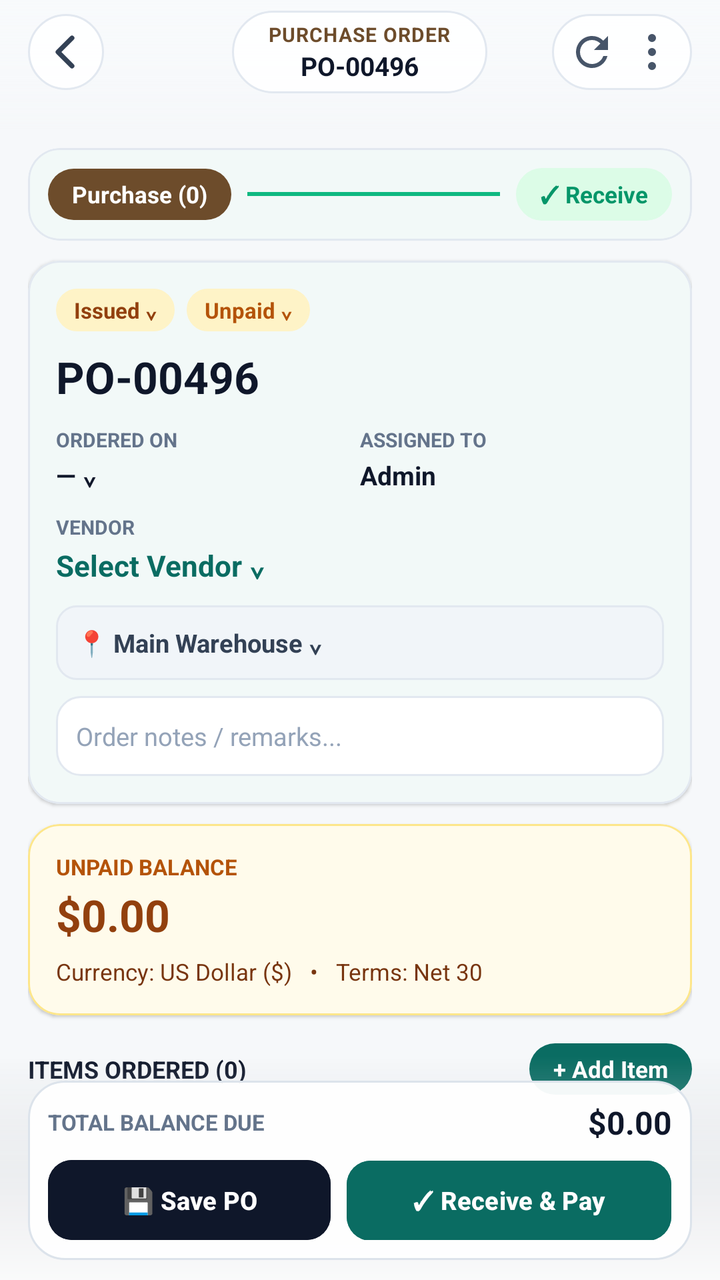
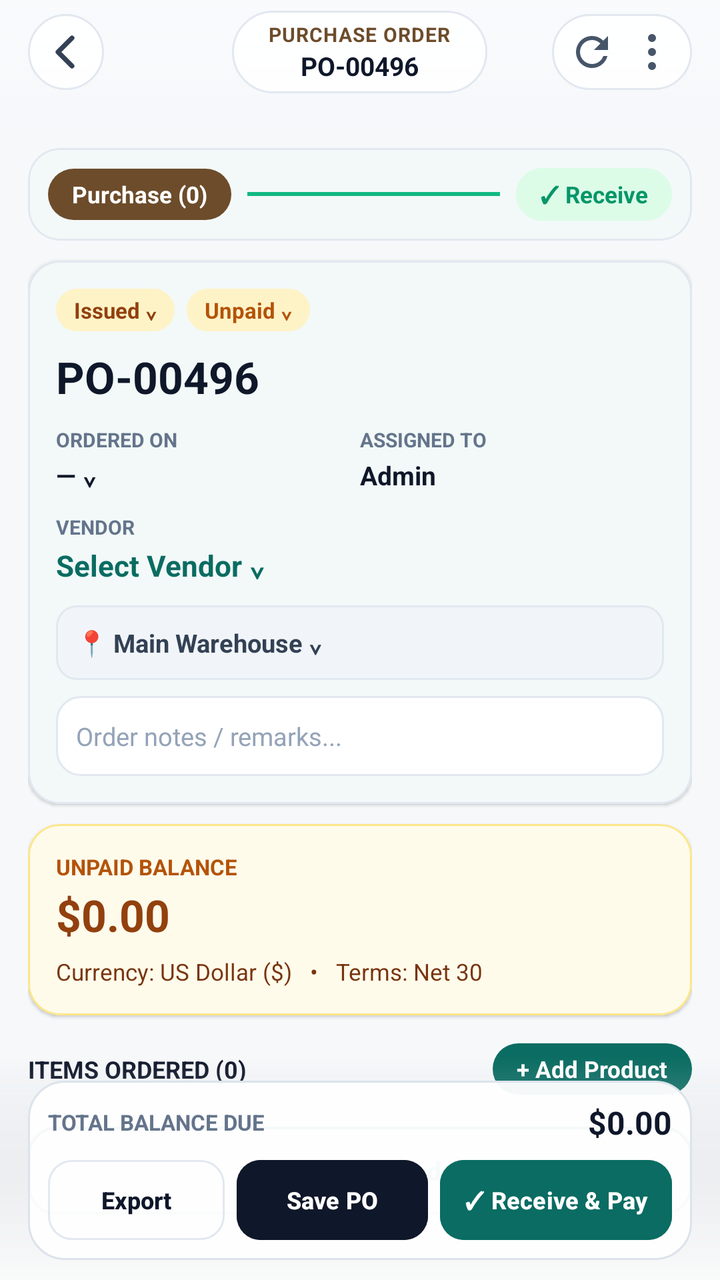

An Android layout rendered at two revisions. The XML below is the earlier revision; the diff shows what the commit changed to produce the second picture.
<!-- AndroidManifest.xml: application theme Theme.InFlowPremium -->
<!-- res/layout/activity_purchase_order_detail.xml -->
<?xml version="1.0" encoding="utf-8"?>
<androidx.coordinatorlayout.widget.CoordinatorLayout xmlns:android="http://schemas.android.com/apk/res/android"
    xmlns:app="http://schemas.android.com/apk/res-auto"
    android:layout_width="match_parent"
    android:layout_height="match_parent"
    android:background="@color/surface_bg"
    android:clipChildren="false"
    android:clipToPadding="false">

    <ScrollView
        android:id="@+id/scrollPoDetail"
        android:layout_width="match_parent"
        android:layout_height="match_parent"
        android:clipToPadding="false"
        android:paddingTop="68dp"
        android:paddingBottom="116dp">

        <LinearLayout
            android:layout_width="match_parent"
            android:layout_height="wrap_content"
            android:orientation="vertical"
            android:paddingHorizontal="14dp"
            android:paddingTop="6dp">

            <ProgressBar
                android:id="@+id/progressPoDetail"
                android:layout_width="32dp"
                android:layout_height="32dp"
                android:layout_gravity="center_horizontal"
                android:layout_margin="12dp"
                android:visibility="gone" />

            
            <com.google.android.material.card.MaterialCardView
                android:layout_width="match_parent"
                android:layout_height="wrap_content"
                app:cardBackgroundColor="@color/surface_card"
                app:cardCornerRadius="16dp"
                app:cardElevation="1dp"
                app:strokeColor="@color/surface_stroke"
                app:strokeWidth="1dp">

                <LinearLayout
                    android:layout_width="match_parent"
                    android:layout_height="wrap_content"
                    android:gravity="center_vertical"
                    android:orientation="horizontal"
                    android:padding="10dp">

                    <TextView
                        android:id="@+id/tvPoStepPurchase"
                        android:layout_width="wrap_content"
                        android:layout_height="wrap_content"
                        android:background="@drawable/bg_pill_teal_solid"
                        android:backgroundTint="#6D4C2B"
                        android:paddingHorizontal="12dp"
                        android:paddingVertical="5dp"
                        android:text="Purchase (0)"
                        android:textColor="@color/white"
                        android:textSize="11.5sp"
                        android:textStyle="bold" />

                    <View
                        android:layout_width="0dp"
                        android:layout_height="2dp"
                        android:layout_marginHorizontal="8dp"
                        android:layout_weight="1"
                        android:background="#10B981" />

                    <TextView
                        android:id="@+id/tvPoStepReceive"
                        android:layout_width="wrap_content"
                        android:layout_height="wrap_content"
                        android:background="@drawable/bg_pill_emerald_dark"
                        android:backgroundTint="#DCFCE7"
                        android:paddingHorizontal="12dp"
                        android:paddingVertical="5dp"
                        android:text="✓ Receive"
                        android:textColor="#059669"
                        android:textSize="11.5sp"
                        android:textStyle="bold" />
                </LinearLayout>
            </com.google.android.material.card.MaterialCardView>

            
            <com.google.android.material.card.MaterialCardView
                android:layout_width="match_parent"
                android:layout_height="wrap_content"
                android:layout_marginTop="10dp"
                app:cardBackgroundColor="@color/surface_card"
                app:cardCornerRadius="16dp"
                app:cardElevation="1dp"
                app:strokeColor="@color/surface_stroke"
                app:strokeWidth="1dp">

                <LinearLayout
                    android:layout_width="match_parent"
                    android:layout_height="wrap_content"
                    android:orientation="vertical"
                    android:padding="14dp">

                    <LinearLayout
                        android:layout_width="match_parent"
                        android:layout_height="wrap_content"
                        android:gravity="center_vertical"
                        android:orientation="horizontal">

                        <TextView
                            android:id="@+id/tvPoDetailFulfillBadge"
                            android:layout_width="wrap_content"
                            android:layout_height="wrap_content"
                            android:background="@drawable/bg_pill_emerald_dark"
                            android:backgroundTint="#FEF3C7"
                            android:clickable="true"
                            android:focusable="true"
                            android:paddingHorizontal="9dp"
                            android:paddingVertical="3dp"
                            android:text="Issued ⌄"
                            android:textColor="#92400E"
                            android:textSize="11sp"
                            android:textStyle="bold" />

                        <TextView
                            android:id="@+id/tvPoDetailPayBadge"
                            android:layout_width="wrap_content"
                            android:layout_height="wrap_content"
                            android:layout_marginStart="6dp"
                            android:background="@drawable/bg_pill_emerald_dark"
                            android:backgroundTint="#FEF3C7"
                            android:clickable="true"
                            android:focusable="true"
                            android:paddingHorizontal="9dp"
                            android:paddingVertical="3dp"
                            android:text="Unpaid ⌄"
                            android:textColor="#B45309"
                            android:textSize="11sp"
                            android:textStyle="bold" />
                    </LinearLayout>

                    <TextView
                        android:id="@+id/tvPoDetailNumber"
                        android:layout_width="match_parent"
                        android:layout_height="wrap_content"
                        android:layout_marginTop="8dp"
                        android:text="PO-00496"
                        android:textColor="@color/text_primary"
                        android:textSize="22sp"
                        android:textStyle="bold" />

                    <LinearLayout
                        android:layout_width="match_parent"
                        android:layout_height="wrap_content"
                        android:layout_marginTop="10dp"
                        android:orientation="horizontal">

                        <LinearLayout
                            android:layout_width="0dp"
                            android:layout_height="wrap_content"
                            android:layout_weight="1"
                            android:orientation="vertical">

                            <TextView
                                android:layout_width="wrap_content"
                                android:layout_height="wrap_content"
                                android:text="ORDERED ON"
                                android:textColor="@color/text_secondary"
                                android:textSize="10sp"
                                android:textStyle="bold" />

                            <TextView
                                android:id="@+id/tvPoOrderedOn"
                                android:layout_width="wrap_content"
                                android:layout_height="wrap_content"
                                android:layout_marginTop="2dp"
                                android:clickable="true"
                                android:focusable="true"
                                android:text="— ⌄"
                                android:textColor="@color/text_primary"
                                android:textSize="13sp"
                                android:textStyle="bold" />
                        </LinearLayout>

                        <LinearLayout
                            android:layout_width="0dp"
                            android:layout_height="wrap_content"
                            android:layout_weight="1"
                            android:orientation="vertical">

                            <TextView
                                android:layout_width="wrap_content"
                                android:layout_height="wrap_content"
                                android:text="ASSIGNED TO"
                                android:textColor="@color/text_secondary"
                                android:textSize="10sp"
                                android:textStyle="bold" />

                            <TextView
                                android:id="@+id/tvPoAssignedTo"
                                android:layout_width="wrap_content"
                                android:layout_height="wrap_content"
                                android:layout_marginTop="2dp"
                                android:text="Admin"
                                android:textColor="@color/text_primary"
                                android:textSize="13sp"
                                android:textStyle="bold" />
                        </LinearLayout>
                    </LinearLayout>

                    <TextView
                        android:layout_width="wrap_content"
                        android:layout_height="wrap_content"
                        android:layout_marginTop="10dp"
                        android:text="VENDOR"
                        android:textColor="@color/text_secondary"
                        android:textSize="10sp"
                        android:textStyle="bold" />

                    <TextView
                        android:id="@+id/tvPoVendorName"
                        android:layout_width="match_parent"
                        android:layout_height="wrap_content"
                        android:layout_marginTop="2dp"
                        android:clickable="true"
                        android:focusable="true"
                        android:text="Select Vendor ⌄"
                        android:textColor="#0A6C62"
                        android:textSize="14.5sp"
                        android:textStyle="bold" />

                    <TextView
                        android:id="@+id/tvPoLocationBox"
                        android:layout_width="match_parent"
                        android:layout_height="wrap_content"
                        android:layout_marginTop="10dp"
                        android:background="@drawable/bg_product_thumb"
                        android:clickable="true"
                        android:focusable="true"
                        android:padding="10dp"
                        android:text="📍 Main Warehouse ⌄"
                        android:textColor="@color/text_body"
                        android:textSize="12.5sp"
                        android:textStyle="bold" />

                    <EditText
                        android:id="@+id/etPoNotes"
                        android:layout_width="match_parent"
                        android:layout_height="wrap_content"
                        android:layout_marginTop="8dp"
                        android:background="@drawable/bg_search_box_clean"
                        android:hint="Order notes / remarks..."
                        android:inputType="textCapSentences|textMultiLine"
                        android:maxLines="3"
                        android:minHeight="40dp"
                        android:paddingHorizontal="10dp"
                        android:paddingVertical="8dp"
                        android:textColor="@color/text_primary"
                        android:textColorHint="@color/text_muted"
                        android:textSize="12.5sp" />
                </LinearLayout>
            </com.google.android.material.card.MaterialCardView>

            
            <com.google.android.material.card.MaterialCardView
                android:layout_width="match_parent"
                android:layout_height="wrap_content"
                android:layout_marginTop="10dp"
                app:cardBackgroundColor="#FFFBEB"
                app:cardCornerRadius="16dp"
                app:cardElevation="1dp"
                app:strokeColor="#FDE68A"
                app:strokeWidth="1dp">

                <LinearLayout
                    android:layout_width="match_parent"
                    android:layout_height="wrap_content"
                    android:orientation="vertical"
                    android:padding="14dp">

                    <TextView
                        android:id="@+id/tvPoBalanceLabel"
                        android:layout_width="wrap_content"
                        android:layout_height="wrap_content"
                        android:text="UNPAID BALANCE"
                        android:textColor="#B45309"
                        android:textSize="11sp"
                        android:textStyle="bold" />

                    <TextView
                        android:id="@+id/tvPoBalanceAmount"
                        android:layout_width="wrap_content"
                        android:layout_height="wrap_content"
                        android:layout_marginTop="2dp"
                        android:text="$0.00"
                        android:textColor="#92400E"
                        android:textSize="22sp"
                        android:textStyle="bold" />

                    <TextView
                        android:layout_width="wrap_content"
                        android:layout_height="wrap_content"
                        android:layout_marginTop="6dp"
                        android:text="Currency: US Dollar ($)   •   Terms: Net 30"
                        android:textColor="#78350F"
                        android:textSize="11.5sp" />
                </LinearLayout>
            </com.google.android.material.card.MaterialCardView>

            
            <LinearLayout
                android:layout_width="match_parent"
                android:layout_height="wrap_content"
                android:layout_marginTop="14dp"
                android:layout_marginBottom="8dp"
                android:gravity="center_vertical"
                android:orientation="horizontal">

                <TextView
                    android:id="@+id/tvPoItemsTitle"
                    android:layout_width="0dp"
                    android:layout_height="wrap_content"
                    android:layout_weight="1"
                    android:text="ITEMS ORDERED (0)"
                    android:textColor="@color/text_primary"
                    android:textSize="12sp"
                    android:textStyle="bold" />

                <TextView
                    android:id="@+id/btnPoAddItem"
                    android:layout_width="wrap_content"
                    android:layout_height="wrap_content"
                    android:background="@drawable/bg_pill_teal_solid"
                    android:clickable="true"
                    android:focusable="true"
                    android:paddingHorizontal="12dp"
                    android:paddingVertical="5dp"
                    android:text="+ Add Item"
                    android:textColor="@color/white"
                    android:textSize="11.5sp"
                    android:textStyle="bold" />
            </LinearLayout>

            <LinearLayout
                android:id="@+id/llPoLines"
                android:layout_width="match_parent"
                android:layout_height="wrap_content"
                android:orientation="vertical" />

        </LinearLayout>
    </ScrollView>

    <View
        android:id="@+id/topScrim"
        android:layout_width="match_parent"
        android:layout_height="68dp"
        android:layout_gravity="top"
        android:background="@drawable/bg_top_glow_scrim" />

    
    <LinearLayout
        android:id="@+id/topHeader"
        android:layout_width="match_parent"
        android:layout_height="wrap_content"
        android:layout_gravity="top"
        android:background="@android:color/transparent"
        android:elevation="8dp"
        android:orientation="vertical">

        <RelativeLayout
            android:layout_width="match_parent"
            android:layout_height="52dp"
            android:paddingHorizontal="14dp">

            <ImageButton
                android:id="@+id/btnPoDetBack"
                android:layout_width="38dp"
                android:layout_height="38dp"
                android:layout_alignParentStart="true"
                android:layout_centerVertical="true"
                android:background="@drawable/bg_floating_top_capsule"
                android:contentDescription="Back"
                android:elevation="4dp"
                android:padding="8dp"
                android:src="@drawable/ic_chevron_back" />

            <LinearLayout
                android:layout_width="wrap_content"
                android:layout_height="wrap_content"
                android:layout_centerInParent="true"
                android:background="@drawable/bg_floating_top_capsule"
                android:elevation="4dp"
                android:gravity="center"
                android:orientation="vertical"
                android:paddingHorizontal="18dp"
                android:paddingVertical="5dp">

                <TextView
                    android:layout_width="wrap_content"
                    android:layout_height="wrap_content"
                    android:letterSpacing="0.04"
                    android:text="PURCHASE ORDER"
                    android:textColor="#6D4C2B"
                    android:textSize="10sp"
                    android:textStyle="bold" />

                <TextView
                    android:id="@+id/tvPoHeaderTitle"
                    android:layout_width="wrap_content"
                    android:layout_height="wrap_content"
                    android:text="PO-00496"
                    android:textColor="@color/text_primary"
                    android:textSize="13sp"
                    android:textStyle="bold" />
            </LinearLayout>

            <LinearLayout
                android:layout_width="wrap_content"
                android:layout_height="38dp"
                android:layout_alignParentEnd="true"
                android:layout_centerVertical="true"
                android:background="@drawable/bg_floating_top_capsule"
                android:elevation="4dp"
                android:gravity="center_vertical"
                android:orientation="horizontal"
                android:paddingHorizontal="6dp">

                <ImageButton
                    android:id="@+id/btnPoDetRefresh"
                    android:layout_width="28dp"
                    android:layout_height="28dp"
                    android:background="?attr/selectableItemBackgroundBorderless"
                    android:contentDescription="Refresh"
                    android:padding="5dp"
                    android:src="@drawable/ic_refresh_dark" />

                <ImageButton
                    android:id="@+id/btnPoDetMore"
                    android:layout_width="28dp"
                    android:layout_height="28dp"
                    android:layout_marginStart="2dp"
                    android:background="?attr/selectableItemBackgroundBorderless"
                    android:contentDescription="More"
                    android:padding="5dp"
                    android:src="@drawable/ic_more_vert_dark" />
            </LinearLayout>
        </RelativeLayout>
    </LinearLayout>

    <View
        android:id="@+id/bottomScrim"
        android:layout_width="match_parent"
        android:layout_height="112dp"
        android:layout_gravity="bottom"
        android:background="@drawable/bg_bottom_glow_scrim" />

    
    <LinearLayout
        android:id="@+id/bottomDockGroup"
        android:layout_width="match_parent"
        android:layout_height="wrap_content"
        android:layout_gravity="bottom"
        android:paddingHorizontal="14dp"
        android:paddingTop="6dp"
        android:paddingBottom="10dp">

        <LinearLayout
            android:layout_width="match_parent"
            android:layout_height="wrap_content"
            android:background="@drawable/bg_floating_dock_card"
            android:elevation="10dp"
            android:orientation="vertical"
            android:padding="10dp">

            <LinearLayout
                android:layout_width="match_parent"
                android:layout_height="wrap_content"
                android:layout_marginBottom="8dp"
                android:gravity="center_vertical"
                android:orientation="horizontal">

                <TextView
                    android:layout_width="0dp"
                    android:layout_height="wrap_content"
                    android:layout_weight="1"
                    android:text="TOTAL BALANCE DUE"
                    android:textColor="@color/text_secondary"
                    android:textSize="11sp"
                    android:textStyle="bold" />

                <TextView
                    android:id="@+id/tvPoFooterBalance"
                    android:layout_width="wrap_content"
                    android:layout_height="wrap_content"
                    android:text="$0.00"
                    android:textColor="@color/text_primary"
                    android:textSize="16sp"
                    android:textStyle="bold" />
            </LinearLayout>

            <LinearLayout
                android:layout_width="match_parent"
                android:layout_height="wrap_content"
                android:orientation="horizontal">

                <com.google.android.material.button.MaterialButton
                    android:id="@+id/btnPoOpenWeb"
                    android:layout_width="0dp"
                    android:layout_height="40dp"
                    android:layout_weight="1"
                    android:backgroundTint="#0F172A"
                    android:insetTop="0dp"
                    android:insetBottom="0dp"
                    android:text="💾 Save PO"
                    android:textColor="@color/white"
                    android:textSize="12.5sp"
                    android:textStyle="bold"
                    app:cornerRadius="12dp" />

                <com.google.android.material.button.MaterialButton
                    android:id="@+id/btnPoPayReceive"
                    android:layout_width="0dp"
                    android:layout_height="40dp"
                    android:layout_marginStart="8dp"
                    android:layout_weight="1.15"
                    android:backgroundTint="#0A6C62"
                    android:insetTop="0dp"
                    android:insetBottom="0dp"
                    android:text="✓ Receive &amp; Pay"
                    android:textColor="@color/white"
                    android:textSize="12.5sp"
                    android:textStyle="bold"
                    app:cornerRadius="12dp" />
            </LinearLayout>
        </LinearLayout>
    </LinearLayout>

</androidx.coordinatorlayout.widget.CoordinatorLayout>
<!-- resources referenced by this layout -->
<resources>
  <color name="surface_bg">#F6F8FA</color>
  <color name="surface_card">#FFFFFF</color>
  <color name="surface_stroke">#E2E8F0</color>
  <color name="text_body">#334155</color>
  <color name="text_muted">#94A3B8</color>
  <color name="text_primary">#0F172A</color>
  <color name="text_secondary">#64748B</color>
  <color name="white">#FFFFFF</color>
  <!-- drawable bg_pill_teal_solid (drawable) -->
  <?xml version="1.0" encoding="utf-8"?>
  <shape xmlns:android="http://schemas.android.com/apk/res/android"
      android:shape="rectangle">
      <solid android:color="#0A6C62" />
      <corners android:radius="999dp" />
  </shape>
  <color name="primary">#0D9488</color>
  <color name="primary_dark">#0F766E</color>
  <color name="accent">#10B981</color>
  <color name="glass_dialog_bg">#E0FFFFFF</color>
  <color name="surface_subtle">#F1F5F9</color>
  <style name="ThemeOverlay.InFlow.LiquidGlassDialog" parent="ThemeOverlay.Material3.MaterialAlertDialog">
          <item name="colorSurface">@color/glass_dialog_bg</item>
          <item name="colorSurfaceContainerHigh">@color/glass_dialog_bg</item>
          <item name="colorOnSurface">@color/text_primary</item>
          <item name="colorOnSurfaceVariant">@color/text_secondary</item>
          <item name="colorPrimary">@color/primary</item>
          <item name="shapeAppearanceOverlay">@style/ShapeAppearance.InFlow.LiquidGlassDialog</item>
          <item name="materialAlertDialogTitleTextStyle">@style/TextAppearance.InFlow.DialogTitle</item>
          <item name="materialAlertDialogBodyTextStyle">@style/TextAppearance.InFlow.DialogBody</item>
          <item name="buttonBarPositiveButtonStyle">@style/Widget.InFlow.DialogPositiveButton</item>
          <item name="buttonBarNegativeButtonStyle">@style/Widget.InFlow.DialogNegativeButton</item>
          <item name="buttonBarNeutralButtonStyle">@style/Widget.InFlow.DialogNeutralButton</item>
          <item name="android:backgroundDimEnabled">true</item>
          <item name="android:backgroundDimAmount">0.28</item>
          <item name="android:windowBlurBehindEnabled" tools:targetApi="s">true</item>
          <item name="android:windowBlurBehindRadius" tools:targetApi="s">22dp</item>
          <item name="android:windowBackgroundBlurRadius" tools:targetApi="s">28dp</item>
      </style>
  <style name="Widget.InFlow.LiquidGlassPopupMenu" parent="Widget.Material3.PopupMenu">
          <item name="android:popupBackground">@drawable/bg_liquid_glass_popup</item>
          <item name="android:popupElevation">12dp</item>
      </style>
  <style name="ShapeAppearance.InFlow.LiquidGlassDialog" parent="">
          <item name="cornerFamily">rounded</item>
          <item name="cornerSize">28dp</item>
      </style>
  <style name="TextAppearance.InFlow.DialogTitle" parent="MaterialAlertDialog.Material3.Title.Text">
          <item name="android:textColor">@color/text_primary</item>
          <item name="android:textSize">18sp</item>
          <item name="android:textStyle">bold</item>
      </style>
  <style name="TextAppearance.InFlow.DialogBody" parent="MaterialAlertDialog.Material3.Body.Text">
          <item name="android:textColor">@color/text_secondary</item>
          <item name="android:textSize">14sp</item>
      </style>
  <color name="glass_btn_bg">#CCF1F5F9</color>
  <color name="glass_btn_stroke">#80CBD5E1</color>
  <!-- unchanged entries left out for length: 15 -->
</resources>

<!-- the commit's change to res/layout/activity_purchase_order_detail.xml (unified diff, before → after) -->
@@ -333,7 +333,7 @@
                     android:focusable="true"
                     android:paddingHorizontal="12dp"
                     android:paddingVertical="5dp"
-                    android:text="+ Add Item"
+                    android:text="+ Add Product"
                     android:textColor="@color/white"
                     android:textSize="11.5sp"
                     android:textStyle="bold" />
@@ -344,6 +344,22 @@
                 android:layout_width="match_parent"
                 android:layout_height="wrap_content"
                 android:orientation="vertical" />
+
+            <com.google.android.material.button.MaterialButton
+                android:id="@+id/btnPoAddMoreBottom"
+                style="@style/Widget.Material3.Button.OutlinedButton"
+                android:layout_width="match_parent"
+                android:layout_height="44dp"
+                android:layout_marginTop="8dp"
+                android:insetTop="0dp"
+                android:insetBottom="0dp"
+                android:text="+ Add More Product"
+                android:textColor="#0A6C62"
+                android:textSize="13sp"
+                android:textStyle="bold"
+                app:cornerRadius="14dp"
+                app:strokeColor="#0A6C62"
+                app:strokeWidth="1.2dp" />
 
         </LinearLayout>
     </ScrollView>
@@ -502,16 +518,35 @@
                 android:orientation="horizontal">
 
                 <com.google.android.material.button.MaterialButton
+                    android:id="@+id/btnPoExport"
+                    style="@style/Widget.Material3.Button.OutlinedButton"
+                    android:layout_width="0dp"
+                    android:layout_height="40dp"
+                    android:layout_weight="0.88"
+                    android:insetTop="0dp"
+                    android:insetBottom="0dp"
+                    android:paddingHorizontal="6dp"
+                    android:text="Export"
+                    android:textColor="@color/text_primary"
+                    android:textSize="12sp"
+                    android:textStyle="bold"
+                    app:cornerRadius="12dp"
+                    app:strokeColor="@color/surface_stroke"
+                    app:strokeWidth="1dp" />
+
+                <com.google.android.material.button.MaterialButton
                     android:id="@+id/btnPoOpenWeb"
                     android:layout_width="0dp"
                     android:layout_height="40dp"
-                    android:layout_weight="1"
+                    android:layout_marginStart="6dp"
+                    android:layout_weight="0.95"
                     android:backgroundTint="#0F172A"
                     android:insetTop="0dp"
                     android:insetBottom="0dp"
-                    android:text="💾 Save PO"
+                    android:paddingHorizontal="6dp"
+                    android:text="Save PO"
                     android:textColor="@color/white"
-                    android:textSize="12.5sp"
+                    android:textSize="12sp"
                     android:textStyle="bold"
                     app:cornerRadius="12dp" />
 
@@ -519,14 +554,15 @@
                     android:id="@+id/btnPoPayReceive"
                     android:layout_width="0dp"
                     android:layout_height="40dp"
-                    android:layout_marginStart="8dp"
+                    android:layout_marginStart="6dp"
                     android:layout_weight="1.15"
                     android:backgroundTint="#0A6C62"
                     android:insetTop="0dp"
                     android:insetBottom="0dp"
+                    android:paddingHorizontal="6dp"
                     android:text="✓ Receive &amp; Pay"
                     android:textColor="@color/white"
-                    android:textSize="12.5sp"
+                    android:textSize="12sp"
                     android:textStyle="bold"
                     app:cornerRadius="12dp" />
             </LinearLayout>
<!-- resource entries referenced after the edit -->
@@ -26,6 +26,7 @@
           <item name="colorOnSurface">@color/text_primary</item>
           <item name="colorOnSurfaceVariant">@color/text_secondary</item>
           <item name="colorPrimary">@color/primary</item>
+          <item name="alertDialogStyle">@style/MaterialAlertDialog.InFlow.BottomSheet</item>
           <item name="shapeAppearanceOverlay">@style/ShapeAppearance.InFlow.LiquidGlassDialog</item>
           <item name="materialAlertDialogTitleTextStyle">@style/TextAppearance.InFlow.DialogTitle</item>
           <item name="materialAlertDialogBodyTextStyle">@style/TextAppearance.InFlow.DialogBody</item>
@@ -41,6 +42,12 @@
   <style name="Widget.InFlow.LiquidGlassPopupMenu" parent="Widget.Material3.PopupMenu">
           <item name="android:popupBackground">@drawable/bg_liquid_glass_popup</item>
           <item name="android:popupElevation">12dp</item>
+      </style>
+  <style name="MaterialAlertDialog.InFlow.BottomSheet" parent="MaterialAlertDialog.Material3">
+          <item name="backgroundInsetStart">0dp</item>
+          <item name="backgroundInsetEnd">0dp</item>
+          <item name="backgroundInsetTop">0dp</item>
+          <item name="backgroundInsetBottom">0dp</item>
       </style>
   <style name="ShapeAppearance.InFlow.LiquidGlassDialog" parent="">
           <item name="cornerFamily">rounded</item>
